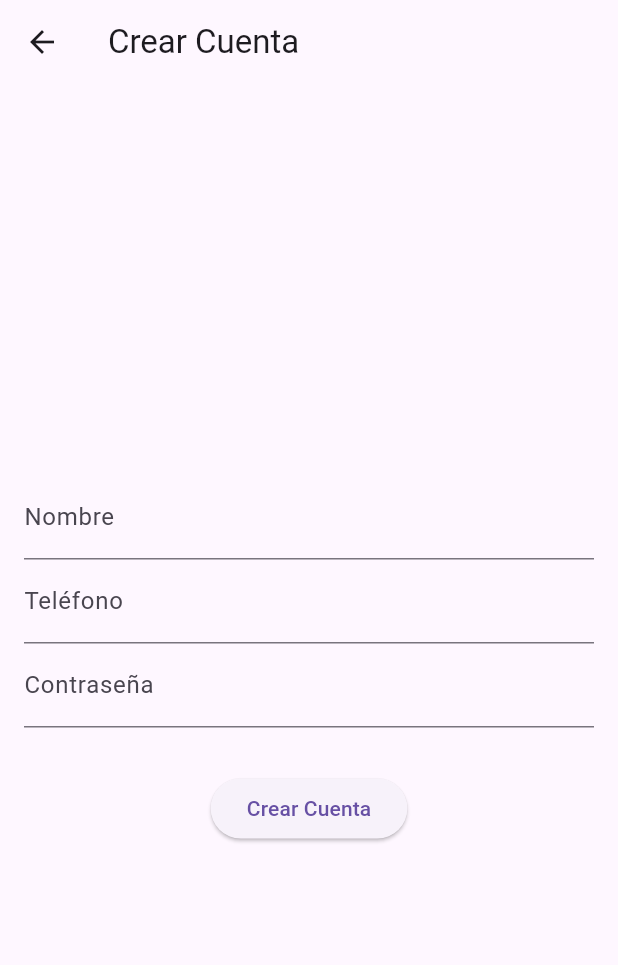
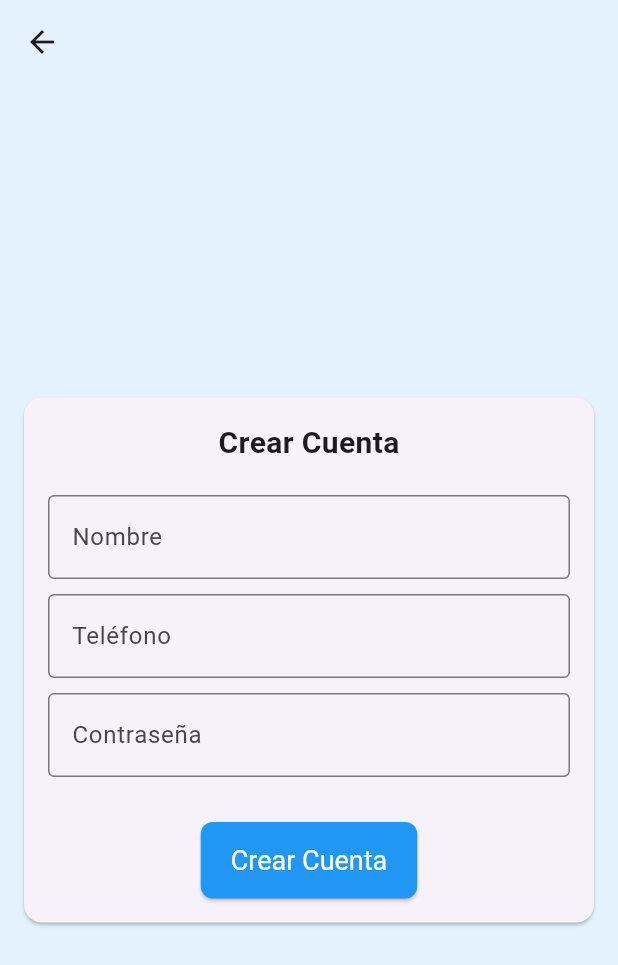
Before and after one commit to stfuArturo/Proyecto-Final, a Flutter app: the screen it shows after launch, after a tap on "Crear Cuenta", on a phone screen of 412 x 824 dp. Shown: the top 965 px of the screen. Run offline on Flutter 3.47's test engine with Material 3 defaults, Android fonts, the phone set to English and light mode, and no system bars; missing offline and left inert: mongo_dart.

Commit message:
mdoificacioes de calendario

```diff
--- a/lib/login.dart
+++ b/lib/login.dart
@@ -47,19 +47,40 @@ class _LoginPageState extends State<LoginPage> {
   @override
   Widget build(BuildContext context) {
     return Scaffold(
-      appBar: AppBar(
-        title: Text('Iniciar Sesión'),
+      body: Container(
+        color: Colors.blue[50],
+        child: Padding(
+          padding: EdgeInsets.all(16.0),
+          child: Center(
+            child: Card(
+              elevation: 4,
+              shape: RoundedRectangleBorder(
+                borderRadius: BorderRadius.circular(12),
               ),
-      body: Padding(
-        padding: EdgeInsets.all(16.0),
+              child: Padding(
+                padding: const EdgeInsets.all(16.0),
                 child: Form(
                   key: _formKey,
                   child: Column(
-            mainAxisAlignment: MainAxisAlignment.center,
+                    mainAxisSize: MainAxisSize.min,
                     children: <Widget>[
+                      Text(
+                        'Iniciar Sesión',
+                        style: TextStyle(
+                          fontSize: 24,
+                          fontWeight: FontWeight.bold,
+                          color: Colors.blue,
+                        ),
+                      ),
+                      SizedBox(height: 20),
                       TextFormField(
                         controller: _phoneController,
-                decoration: InputDecoration(labelText: 'Número de Teléfono'),
+                        decoration: InputDecoration(
+                          labelText: 'Número de Teléfono',
+                          border: OutlineInputBorder(
+                            borderRadius: BorderRadius.circular(8),
+                          ),
+                        ),
                         keyboardType: TextInputType.phone,
                         inputFormatters: [
                           FilteringTextInputFormatter.digitsOnly,
@@ -74,9 +95,15 @@ class _LoginPageState extends State<LoginPage> {
                           return null;
                         },
                       ),
+                      SizedBox(height: 16),
                       TextFormField(
                         controller: _passwordController,
-                decoration: InputDecoration(labelText: 'Contraseña'),
+                        decoration: InputDecoration(
+                          labelText: 'Contraseña',
+                          border: OutlineInputBorder(
+                            borderRadius: BorderRadius.circular(8),
+                          ),
+                        ),
                         obscureText: true,
                         validator: (value) {
                           if (value == null || value.isEmpty) {
@@ -86,17 +113,38 @@ class _LoginPageState extends State<LoginPage> {
                         },
                       ),
                       SizedBox(height: 20),
+                      Row(
+                        mainAxisAlignment: MainAxisAlignment.spaceEvenly,
+                        children: [
                           ElevatedButton(
                             onPressed: _login,
-                child: Text('Iniciar Sesión'),
+                            style: ElevatedButton.styleFrom(
+                              backgroundColor: Colors.blue,
+                              shape: RoundedRectangleBorder(
+                                borderRadius: BorderRadius.circular(8),
+                              ),
+                            ),
+                            child: Text(
+                              'Iniciar Sesión',
+                              style: TextStyle(color: Colors.white),
+                            ),
                           ),
                           TextButton(
                             onPressed: () {
                               Navigator.pushNamed(context, '/crear-cuenta');
                             },
-                child: Text('Crear Cuenta'),
+                            child: Text(
+                              'Crear Cuenta',
+                              style: TextStyle(color: Colors.blue),
+                            ),
                           ),
                         ],
+                      ),
+                    ],
+                  ),
+                ),
+              ),
+            ),
           ),
         ),
       ),
--- a/lib/mongodb.dart
+++ b/lib/mongodb.dart
@@ -115,7 +115,6 @@ class MongoDatabase {
             }),
           );
         } else {
-          // Hay citas activas en el mismo horario, entonces no se puede agendar la nueva cita
           throw 'Ya hay una cita activa para ese doctor en el mismo horario.';
         }
       } else {
--- a/lib/newAccount.dart
+++ b/lib/newAccount.dart
@@ -53,19 +53,34 @@ class _CrearCuentaPageState extends State<CrearCuentaPage> {
   Widget build(BuildContext context) {
     return Scaffold(
       appBar: AppBar(
-        title: Text('Crear Cuenta'),
+        backgroundColor: Colors.blue[50],
       ),
-      body: Padding(
+      body: Container(
+        color: Colors.blue[50], // Color de fondo de la ventana
+        child: Center(
+          child: Card(
+            margin: EdgeInsets.all(16.0),
+            child: Padding(
               padding: const EdgeInsets.all(16.0),
               child: Form(
                 key: _formKey,
                 child: Column(
-            mainAxisAlignment: MainAxisAlignment.center,
-            crossAxisAlignment: CrossAxisAlignment.center,
+                  mainAxisSize: MainAxisSize.min,
                   children: <Widget>[
+                    Text(
+                      'Crear Cuenta',
+                      style: TextStyle(
+                        fontSize: 20,
+                        fontWeight: FontWeight.bold,
+                      ),
+                    ),
+                    SizedBox(height: 20),
                     TextFormField(
                       controller: _nombreController,
-                decoration: InputDecoration(labelText: 'Nombre'),
+                      decoration: InputDecoration(
+                        labelText: 'Nombre',
+                        border: OutlineInputBorder(),
+                      ),
                       validator: (value) {
                         if (value == null || value.isEmpty) {
                           return 'Por favor ingrese su nombre';
@@ -73,9 +88,13 @@ class _CrearCuentaPageState extends State<CrearCuentaPage> {
                         return null;
                       },
                     ),
+                    SizedBox(height: 10),
                     TextFormField(
                       controller: _telefonoController,
-                decoration: InputDecoration(labelText: 'Teléfono'),
+                      decoration: InputDecoration(
+                        labelText: 'Teléfono',
+                        border: OutlineInputBorder(),
+                      ),
                       keyboardType: TextInputType.phone,
                       inputFormatters: [
                         FilteringTextInputFormatter.digitsOnly,
@@ -90,9 +109,13 @@ class _CrearCuentaPageState extends State<CrearCuentaPage> {
                         return null;
                       },
                     ),
+                    SizedBox(height: 10),
                     TextFormField(
                       controller: _contrasenaController,
-                decoration: InputDecoration(labelText: 'Contraseña'),
+                      decoration: InputDecoration(
+                        labelText: 'Contraseña',
+                        border: OutlineInputBorder(),
+                      ),
                       obscureText: true,
                       validator: (value) {
                         if (value == null || value.isEmpty) {
@@ -104,9 +127,20 @@ class _CrearCuentaPageState extends State<CrearCuentaPage> {
                     SizedBox(height: 30),
                     ElevatedButton(
                       onPressed: _crearCuenta,
-                child: Text('Crear Cuenta'),
+                      style: ElevatedButton.styleFrom(
+                        shape: RoundedRectangleBorder(
+                          borderRadius: BorderRadius.circular(8),
+                        ),
+                        padding: EdgeInsets.symmetric(horizontal: 20, vertical: 15),
+                        textStyle: TextStyle(fontSize: 18),
+                        backgroundColor: Colors.blue,
+                      ),
+                      child: Text('Crear Cuenta', style: TextStyle(color: Colors.white)),
                     ),
                   ],
+                ),
+              ),
+            ),
           ),
         ),
       ),
```
Lines whose indentation alone changed are shown as unchanged.
